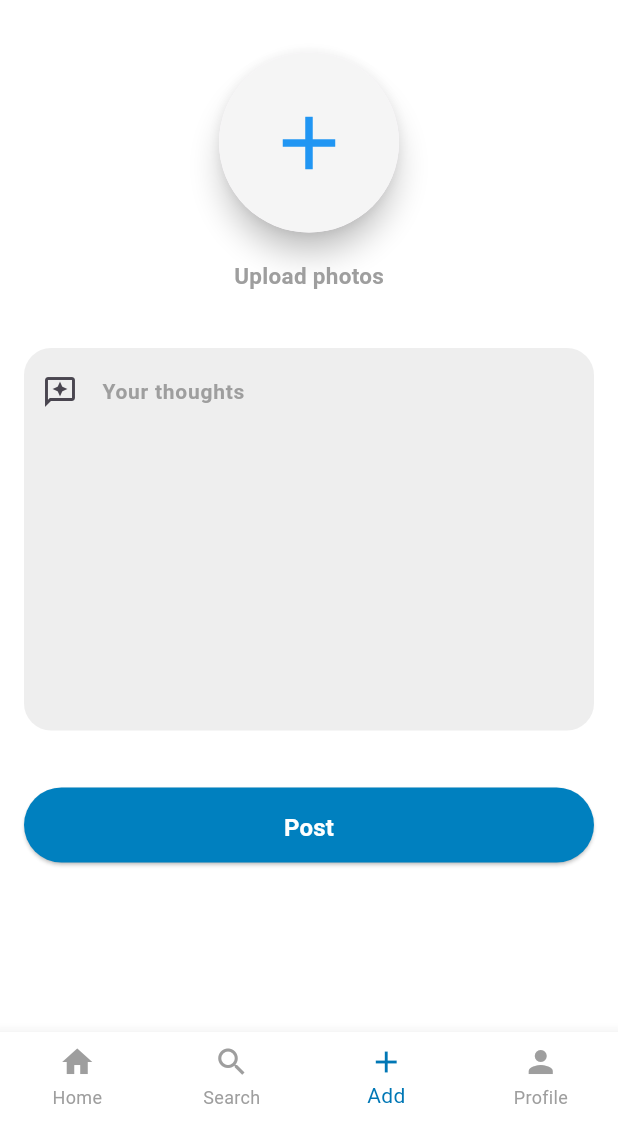
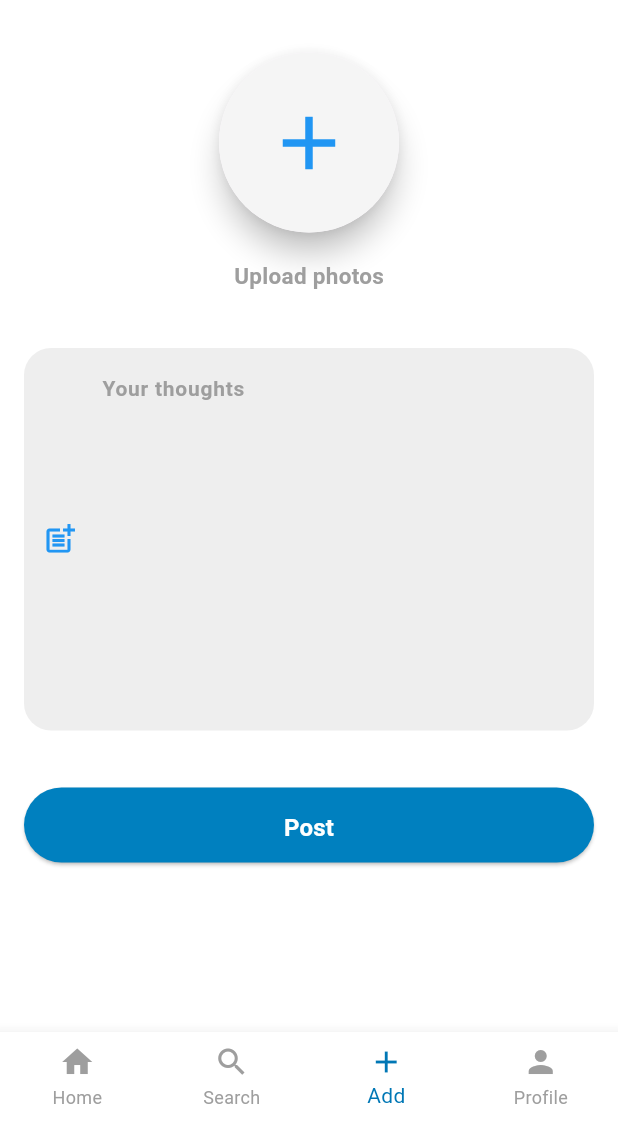
Before and after one commit to rushikeshBramhankar/horizon, a Flutter app: the Home screen opened directly, item 3 of the bottom bar chosen, after a tap on the "arrow back ios" icon, on a phone screen of 412 x 824 dp, the part 114-1236 px from its top. Run offline on Flutter 3.47's test engine with Material 3 defaults, Android fonts, the light colour scheme and no system bars; our stand-ins replace firebase_auth, firebase_core, firebase_database, firebase_storage, image_picker; accounts and stored records are empty; network calls fail.

Commit message:
Image picker and post upload

```diff
--- a/lib/Authentication/login.dart
+++ b/lib/Authentication/login.dart
@@ -40,6 +40,8 @@ class _LoginPageState extends State<LoginPage> {
       body: SafeArea(
         child: Padding(
           padding: const EdgeInsets.all(16.0),
+          child: SingleChildScrollView(
+            scrollDirection: Axis.vertical,
             child: Column(
               crossAxisAlignment: CrossAxisAlignment.start,
               children: [
@@ -160,7 +162,8 @@ class _LoginPageState extends State<LoginPage> {
                   child: ElevatedButton(
                     style: ElevatedButton.styleFrom(
                       backgroundColor: Color(0xFF0080BF),
-                    padding: EdgeInsets.symmetric(horizontal: 40, vertical: 15),
+                      padding:
+                          EdgeInsets.symmetric(horizontal: 40, vertical: 15),
                       shape: RoundedRectangleBorder(
                         borderRadius: BorderRadius.circular(30),
                       ),
@@ -209,6 +212,7 @@ class _LoginPageState extends State<LoginPage> {
             ),
           ),
         ),
+      ),
     );
   }
 }
--- a/lib/add.dart
+++ b/lib/add.dart
@@ -1,4 +1,9 @@
 import 'package:flutter/material.dart';
+import 'package:image_picker/image_picker.dart';
+import 'package:firebase_storage/firebase_storage.dart';
+import 'package:firebase_core/firebase_core.dart';
+import 'dart:io';
+import 'package:path/path.dart' as path;
 import 'package:horizon_project/bottomNavigation.dart';
 import 'package:horizon_project/home.dart';
 import 'package:horizon_project/profile.dart';
@@ -13,8 +18,11 @@ class add extends StatefulWidget {
 
 class _addState extends State<add> {
   int _selectedItem = 2;
+  File? _selectedImage;
+  final TextEditingController _thoughtsController = TextEditingController();
+
   void _onItemTap(int index) {
-    if (_selectedItem == index) return; // Prevent navigating to the same screen
+    if (_selectedItem == index) return;
     setState(() {
       _selectedItem = index;
     });
@@ -34,6 +42,57 @@ class _addState extends State<add> {
         },
       ),
     );
+  }
+
+  Future<void> _pickImage() async {
+    final picker = ImagePicker();
+    final pickedFile = await picker.pickImage(source: ImageSource.gallery);
+
+    if (pickedFile != null) {
+      setState(() {
+        _selectedImage = File(pickedFile.path);
+      });
+    }
+  }
+
+  Future<void> _uploadImageAndSubmit() async {
+    if (_selectedImage != null && _thoughtsController.text.isNotEmpty) {
+      try {
+        String fileName = path.basename(_selectedImage!.path);
+        FirebaseStorage storage = FirebaseStorage.instance;
+        Reference ref = storage.ref().child('images/$fileName');
+
+        await ref.putFile(_selectedImage!);
+
+        showDialog(
+          context: context,
+          builder: (context) => AlertDialog(
+            title: Text('Success'),
+            content: Text('Successfully posted'),
+            actions: [
+              TextButton(
+                onPressed: () {
+                  Navigator.of(context).pop();
+                  Navigator.of(context).push(
+                    MaterialPageRoute(builder: (context) => Home()),
+                  );
+                },
+                child: Text('OK'),
+              ),
+            ],
+          ),
+        );
+      } catch (e) {
+        print("Error uploading image: $e");
+        ScaffoldMessenger.of(context).showSnackBar(
+          SnackBar(content: Text("Failed to upload image. Please try again.")),
+        );
+      }
+    } else {
+      ScaffoldMessenger.of(context).showSnackBar(
+        SnackBar(content: Text("Please add an image and fill the text field")),
+      );
+    }
   }
 
   @override
@@ -57,29 +116,26 @@ class _addState extends State<add> {
                         border: Border.all(color: Colors.grey, width: 1),
                       ),
                       child: IconButton(
-                        padding: EdgeInsets.zero, // Remove padding
-                        icon: Icon(Icons.arrow_back_ios,
-                            size: 16), // Adjust icon size
+                        padding: EdgeInsets.zero,
+                        icon: Icon(Icons.arrow_back_ios, size: 16),
                         onPressed: () {
                           Navigator.of(context).pop();
                         },
                       ),
                     ),
-                    SizedBox(
-                      width: 95,
-                    ),
+                    SizedBox(width: 95),
                     Center(
                       child: Image.asset(
                         'assets/travel2.png',
-                        height: 60, // Adjust the size as per your requirement
+                        height: 60,
                       ),
                     ),
                   ],
                 ),
-                SizedBox(
-                  height: 35,
-                ),
-                Stack(
+                SizedBox(height: 35),
+                GestureDetector(
+                  onTap: _pickImage,
+                  child: Stack(
                     children: [
                       Material(
                         elevation: 8,
@@ -91,7 +147,16 @@ class _addState extends State<add> {
                             shape: BoxShape.circle,
                             color: Colors.grey[100],
                           ),
-                        child: Icon(
+                          child: _selectedImage != null
+                              ? ClipOval(
+                                  child: Image.file(
+                                    _selectedImage!,
+                                    fit: BoxFit.cover,
+                                    width: 120,
+                                    height: 120,
+                                  ),
+                                )
+                              : Icon(
                                   Icons.add,
                                   color: Colors.blue,
                                   size: 60,
@@ -100,9 +165,8 @@ class _addState extends State<add> {
                       ),
                     ],
                   ),
-                SizedBox(
-                  height: 18,
                 ),
+                SizedBox(height: 18),
                 Center(
                   child: Text(
                     'Upload photos',
@@ -114,9 +178,7 @@ class _addState extends State<add> {
                     ),
                   ),
                 ),
-                SizedBox(
-                  height: 38,
-                ),
+                SizedBox(height: 38),
                 Container(
                   height: 255,
                   width: 380,
@@ -125,7 +187,14 @@ class _addState extends State<add> {
                     color: Colors.grey[200],
                   ),
                   child: TextField(
-                    // controller: fullNameController,
+                    controller: _thoughtsController,
+                    maxLines: null,
+                    expands: true,
+                    style: TextStyle(
+                      color: Color(0xFF0080BF), // Matches Post button color
+                      fontSize: 14,
+                      fontWeight: FontWeight.bold,
+                    ),
                     decoration: InputDecoration(
                       hintText: "Your thoughts",
                       hintStyle: TextStyle(
@@ -133,16 +202,17 @@ class _addState extends State<add> {
                         fontSize: 14,
                         fontWeight: FontWeight.bold,
                       ),
-                      prefixIcon: Icon(Icons.reviews_outlined),
+                      prefixIcon: Icon(
+                        Icons.post_add,
+                        color: Colors.blue,
+                      ),
                       border: InputBorder.none,
                       contentPadding: EdgeInsets.symmetric(vertical: 17),
                     ),
-                    keyboardType: TextInputType.emailAddress,
+                    keyboardType: TextInputType.text,
                   ),
                 ),
-                SizedBox(
-                  height: 38,
-                ),
+                SizedBox(height: 38),
                 Container(
                   height: 50,
                   width: 380,
@@ -155,11 +225,7 @@ class _addState extends State<add> {
                         borderRadius: BorderRadius.circular(30),
                       ),
                     ),
-                    onPressed: () {
-                      Navigator.of(context).push(
-                        MaterialPageRoute(builder: (context) => Home()),
-                      );
-                    },
+                    onPressed: _uploadImageAndSubmit,
                     child: Text(
                       'Post',
                       style: TextStyle(
--- a/lib/home.dart
+++ b/lib/home.dart
@@ -65,7 +65,7 @@ class _HomeState extends State<Home> {
                         borderRadius: BorderRadius.circular(8),
                       ),
                       child: Padding(
-                        padding: const EdgeInsets.all(8.0),
+                        padding: const EdgeInsets.symmetric(horizontal: 8.0),
                         child: Row(
                           children: [
                             Icon(
@@ -73,14 +73,25 @@ class _HomeState extends State<Home> {
                               color: Colors.grey,
                               size: 22,
                             ),
-                            SizedBox(
-                              width: 7,
-                            ),
-                            Text(
-                              'Search',
-                              style: TextStyle(
-                                color: Colors.grey,
-                                fontWeight: FontWeight.bold,
+                            SizedBox(width: 7),
+                            Expanded(
+                              child: TextField(
+                                decoration: InputDecoration(
+                                  hintText: 'Search',
+                                  hintStyle: TextStyle(
+                                    color: Colors.grey,
+                                    fontWeight: FontWeight.bold,
+                                  ),
+                                  border: InputBorder.none,
+                                  isDense: true,
+                                ),
+                                style: TextStyle(
+                                  fontSize: 14,
+                                  color: Colors.black,
+                                ),
+                                onSubmitted: (value) {
+                                  // Handle search query submission if needed
+                                },
                               ),
                             ),
                           ],
--- a/lib/profile.dart
+++ b/lib/profile.dart
@@ -77,7 +77,7 @@ class _ProfilescreenState extends State<Profilescreen> {
                 ),
                 Center(
                   child: Text(
-                    'Rushikesh Shimpi',
+                    'Rushikesh Bramhankar',
                     style: TextStyle(
                       color: Colors.black,
                       fontSize: 20,
--- a/pubspec.yaml
+++ b/pubspec.yaml
@@ -39,6 +39,8 @@ dependencies:
   firebase_database: ^11.1.4
   firebase_auth: ^5.3.1
   google_sign_in: ^6.2.1
+  image_picker: ^1.1.2
+  firebase_storage: ^12.3.4
 
 dev_dependencies:
   flutter_test:
```
Also changed, not shown: lib/Authentication/firstScreen.dart (+5 -3 lines), lib/Authentication/register.dart (+1 -39 lines), lib/search.dart (+20 -9 lines), pubspec.lock, 5 other files. Lines whose indentation alone changed are shown as unchanged.
